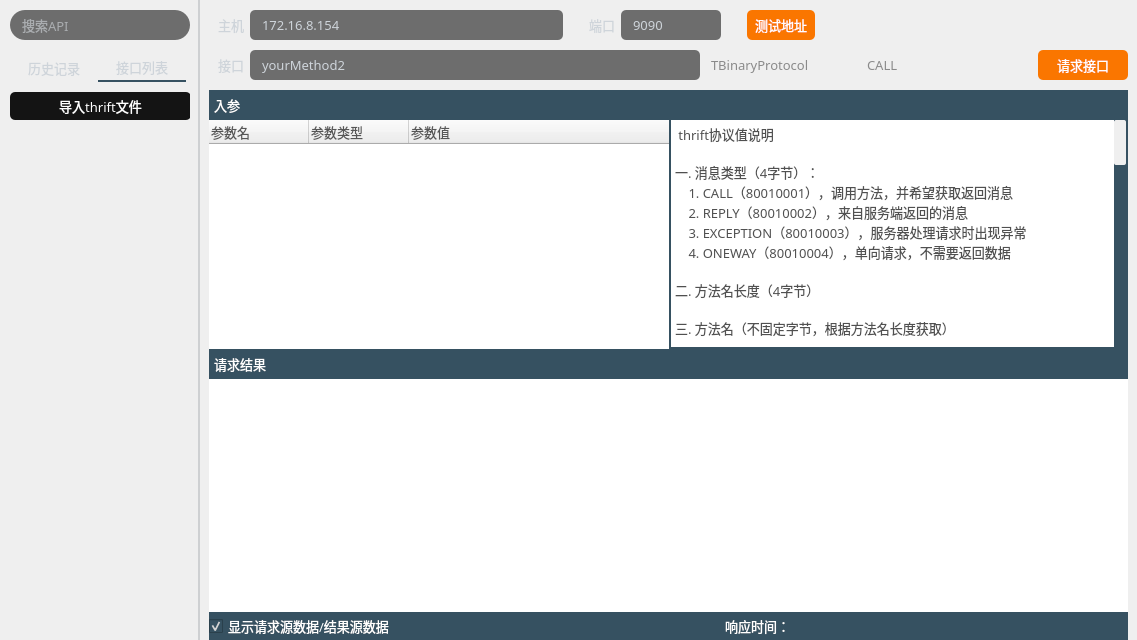
The window that thriftwidget.ui (HuaGouFdog/Fdog-Kit) describes before a commit, drawn with Qt 5.
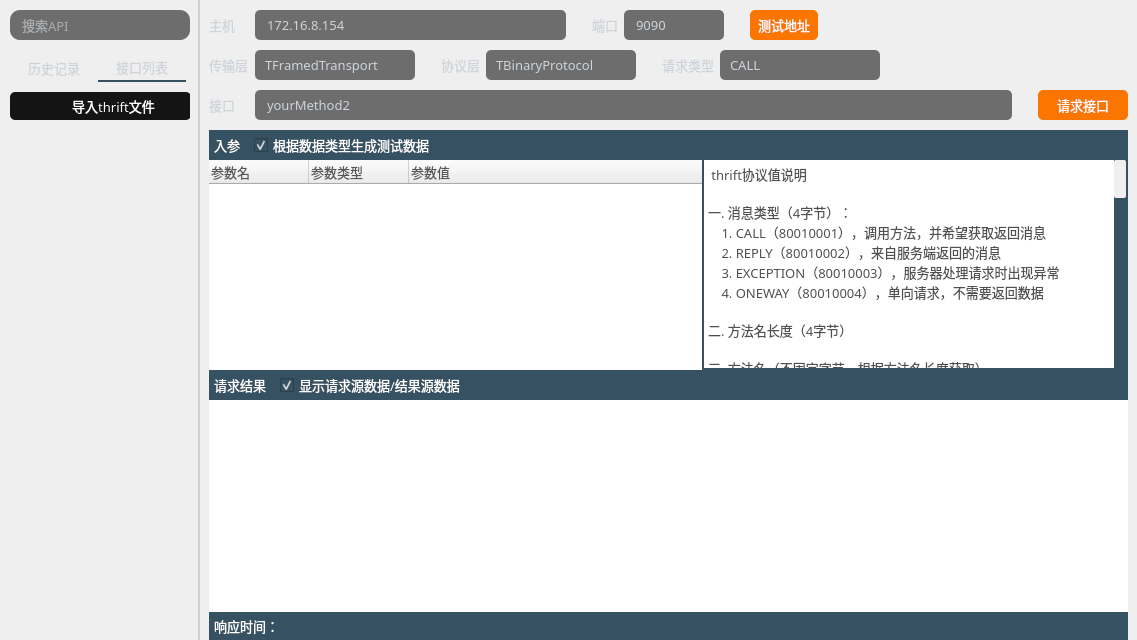
The same window after the commit. Icons and pictures are not drawn.

Commit message: 优化thrift测试工具页面

What changed in the file:
```diff
--- a/thriftwidget.ui
+++ b/thriftwidget.ui
@@ -171,7 +171,7 @@
 border-radius: 14px;
 background-color: rgb(25, 25, 25, 155);
 border: 0px solid rgba(255, 255, 255, 0);
-border-radius: 15px;
+border-radius: 10px;
 padding-left:10px;
 padding-right:10px;
 }</string>
@@ -312,7 +312,7 @@
           <property name="styleSheet">
            <string notr="true">QToolButton {
 	color: rgb(255, 255, 255);
-	
+	padding-left:26px;
 	
 	background-color: rgb(20, 20, 20);
 	border-radius: 5px;
@@ -330,6 +330,19 @@
           <property name="text">
            <string>导入thrift文件</string>
           </property>
+          <property name="icon">
+           <iconset resource="lib.qrc">
+            <normaloff>:/lib/inport.png</normaloff>:/lib/inport.png</iconset>
+          </property>
+          <property name="iconSize">
+           <size>
+            <width>14</width>
+            <height>14</height>
+           </size>
+          </property>
+          <property name="toolButtonStyle">
+           <enum>Qt::ToolButtonTextBesideIcon</enum>
+          </property>
          </widget>
         </widget>
        </widget>
@@ -449,7 +462,7 @@
         </property>
         <layout class="QHBoxLayout" name="horizontalLayout_2">
          <property name="leftMargin">
-          <number>9</number>
+          <number>0</number>
          </property>
          <property name="topMargin">
           <number>3</number>
@@ -462,6 +475,12 @@
          </property>
          <item>
           <widget class="QLabel" name="label_2">
+           <property name="minimumSize">
+            <size>
+             <width>40</width>
+             <height>0</height>
+            </size>
+           </property>
            <property name="maximumSize">
             <size>
              <width>40</width>
@@ -672,6 +691,275 @@
         </layout>
        </widget>
       </item>
+      <item>
+       <widget class="QWidget" name="horizontalWidget_2" native="true">
+        <property name="maximumSize">
+         <size>
+          <width>16777215</width>
+          <height>33</height>
+         </size>
+        </property>
+        <property name="styleSheet">
+         <string notr="true">QComboBox{
+	color:#ffffff;
+	border:0px solid #8a8a8a;
+	color: rgb(138, 138, 138);
+	border-radius:5px;
+	background-color: rgb(25, 25, 25, 155);
+	padding-left:10px;
+}
+
+QComboBox QAbstractItemView::item
+{
+height:28px;
+}
+QComboBox:disabled{
+	border:1px solid gray;
+	color:gray;
+}
+
+QComboBox::drop-down{
+	background:transparent;
+}
+QComboBox::down-arrow{
+	image: url(:/lib/tree_open.png);
+    width:20px;
+	height:20px;
+}
+
+
+QComboBox::down-arrow:enabled{
+	color:#52DCFE;
+}
+QComboBox QAbstractItemView{
+	outline:0px solid gray;
+	border:1px solid #1e2d36;
+	color:#ffffff;
+	background-color:#1e2d36;
+	selection-background-color:#52DCFE;
+}
+
+</string>
+        </property>
+        <layout class="QHBoxLayout" name="horizontalLayout_9">
+         <property name="leftMargin">
+          <number>0</number>
+         </property>
+         <property name="topMargin">
+          <number>0</number>
+         </property>
+         <property name="rightMargin">
+          <number>0</number>
+         </property>
+         <property name="bottomMargin">
+          <number>0</number>
+         </property>
+         <item>
+          <widget class="QLabel" name="label_5">
+           <property name="minimumSize">
+            <size>
+             <width>40</width>
+             <height>0</height>
+            </size>
+           </property>
+           <property name="maximumSize">
+            <size>
+             <width>40</width>
+             <height>16777215</height>
+            </size>
+           </property>
+           <property name="font">
+            <font>
+             <family>OPPOSans B</family>
+             <pointsize>10</pointsize>
+             <stylestrategy>PreferAntialias</stylestrategy>
+            </font>
+           </property>
+           <property name="styleSheet">
+            <string notr="true">color:#ced4da;</string>
+           </property>
+           <property name="text">
+            <string>传输层</string>
+           </property>
+          </widget>
+         </item>
+         <item>
+          <widget class="QComboBox" name="comboBox_transport">
+           <property name="minimumSize">
+            <size>
+             <width>160</width>
+             <height>30</height>
+            </size>
+           </property>
+           <property name="font">
+            <font>
+             <family>OPPOSans B</family>
+             <pointsize>10</pointsize>
+             <stylestrategy>PreferAntialias</stylestrategy>
+            </font>
+           </property>
+           <property name="styleSheet">
+            <string notr="true">color:#ced4da;</string>
+           </property>
+           <item>
+            <property name="text">
+             <string>TFramedTransport</string>
+            </property>
+           </item>
+          </widget>
+         </item>
+         <item>
+          <spacer name="horizontalSpacer_10">
+           <property name="orientation">
+            <enum>Qt::Horizontal</enum>
+           </property>
+           <property name="sizeType">
+            <enum>QSizePolicy::Fixed</enum>
+           </property>
+           <property name="sizeHint" stdset="0">
+            <size>
+             <width>20</width>
+             <height>20</height>
+            </size>
+           </property>
+          </spacer>
+         </item>
+         <item>
+          <widget class="QLabel" name="label_8">
+           <property name="maximumSize">
+            <size>
+             <width>40</width>
+             <height>16777215</height>
+            </size>
+           </property>
+           <property name="font">
+            <font>
+             <family>OPPOSans B</family>
+             <pointsize>10</pointsize>
+             <stylestrategy>PreferAntialias</stylestrategy>
+            </font>
+           </property>
+           <property name="styleSheet">
+            <string notr="true">color:#ced4da;</string>
+           </property>
+           <property name="text">
+            <string>协议层</string>
+           </property>
+          </widget>
+         </item>
+         <item>
+          <widget class="QComboBox" name="comboBox_protocol">
+           <property name="minimumSize">
+            <size>
+             <width>150</width>
+             <height>30</height>
+            </size>
+           </property>
+           <property name="font">
+            <font>
+             <family>OPPOSans B</family>
+             <pointsize>10</pointsize>
+             <stylestrategy>PreferAntialias</stylestrategy>
+            </font>
+           </property>
+           <property name="styleSheet">
+            <string notr="true">color:#ced4da;</string>
+           </property>
+           <item>
+            <property name="text">
+             <string>TBinaryProtocol</string>
+            </property>
+           </item>
+          </widget>
+         </item>
+         <item>
+          <spacer name="horizontalSpacer_11">
+           <property name="orientation">
+            <enum>Qt::Horizontal</enum>
+           </property>
+           <property name="sizeType">
+            <enum>QSizePolicy::Fixed</enum>
+           </property>
+           <property name="sizeHint" stdset="0">
+            <size>
+             <width>20</width>
+             <height>20</height>
+            </size>
+           </property>
+          </spacer>
+         </item>
+         <item>
+          <widget class="QLabel" name="label_9">
+           <property name="maximumSize">
+            <size>
+             <width>555555</width>
+             <height>16777215</height>
+            </size>
+           </property>
+           <property name="font">
+            <font>
+             <family>OPPOSans B</family>
+             <pointsize>10</pointsize>
+             <stylestrategy>PreferAntialias</stylestrategy>
+            </font>
+           </property>
+           <property name="styleSheet">
+            <string notr="true">color:#ced4da;</string>
+           </property>
+           <property name="text">
+            <string>请求类型</string>
+           </property>
+          </widget>
+         </item>
+         <item>
+          <widget class="QComboBox" name="comboBox_reqType">
+           <property name="minimumSize">
+            <size>
+             <width>160</width>
+             <height>30</height>
+            </size>
+           </property>
+           <property name="font">
+            <font>
+             <family>OPPOSans B</family>
+             <pointsize>10</pointsize>
+             <stylestrategy>PreferAntialias</stylestrategy>
+            </font>
+           </property>
+           <property name="styleSheet">
+            <string notr="true">color:#ced4da;</string>
+           </property>
+           <item>
+            <property name="text">
+             <string>CALL</string>
+            </property>
+           </item>
+           <item>
+            <property name="text">
+             <string>ONEWAY</string>
+            </property>
+           </item>
+          </widget>
+         </item>
+         <item>
+          <spacer name="horizontalSpacer_9">
+           <property name="orientation">
+            <enum>Qt::Horizontal</enum>
+           </property>
+           <property name="sizeType">
+            <enum>QSizePolicy::Expanding</enum>
+           </property>
+           <property name="sizeHint" stdset="0">
+            <size>
+             <width>20</width>
+             <height>20</height>
+            </size>
+           </property>
+          </spacer>
+         </item>
+        </layout>
+       </widget>
+      </item>
       <item>
        <widget class="QWidget" name="horizontalWidget" native="true">
         <property name="maximumSize">
@@ -684,6 +972,9 @@
          <string notr="true">color:#ced4da;</string>
         </property>
         <layout class="QHBoxLayout" name="horizontalLayout">
+         <property name="leftMargin">
+          <number>0</number>
+         </property>
          <property name="topMargin">
           <number>0</number>
          </property>
@@ -695,6 +986,12 @@
          </property>
          <item>
           <widget class="QLabel" name="label_3">
+           <property name="minimumSize">
+            <size>
+             <width>40</width>
+             <height>0</height>
+            </size>
+           </property>
            <property name="maximumSize">
             <size>
              <width>40</width>
@@ -747,137 +1044,6 @@
            </property>
           </widget>
          </item>
-         <item>
-          <widget class="QComboBox" name="comboBox">
-           <property name="minimumSize">
-            <size>
-             <width>150</width>
-             <height>30</height>
-            </size>
-           </property>
-           <property name="font">
-            <font>
-             <family>OPPOSans B</family>
-             <pointsize>10</pointsize>
-             <stylestrategy>PreferAntialias</stylestrategy>
-            </font>
-           </property>
-           <property name="styleSheet">
-            <string notr="true">QComboBox{
-	color:#ffffff;
-	border:0px solid #8a8a8a;
-	color: rgb(138, 138, 138);
-	border-radius:5px;
-	background:transparent;
-}
-
-QComboBox QAbstractItemView::item
-{
-height:28px;
-}
-QComboBox:disabled{
-	border:1px solid gray;
-	color:gray;
-}
-
-QComboBox::drop-down{
-	background:transparent;
-}
-QComboBox::down-arrow{
-	border-image: url(:/lib/up.png);
-    width:20px;
-	height:20px;
-}
-
-
-QComboBox::down-arrow:enabled{
-	color:#52DCFE;
-}
-QComboBox QAbstractItemView{
-	outline:0px solid gray;
-	border:1px solid #1e2d36;
-	color:#ffffff;
-	background-color:#1e2d36;
-	selection-background-color:#52DCFE;
-}
-
-</string>
-           </property>
-           <item>
-            <property name="text">
-             <string>TBinaryProtocol</string>
-            </property>
-           </item>
-          </widget>
-         </item>
-         <item>
-          <widget class="QComboBox" name="comboBox_reqType">
-           <property name="minimumSize">
-            <size>
-             <width>150</width>
-             <height>30</height>
-            </size>
-           </property>
-           <property name="font">
-            <font>
-             <family>OPPOSans B</family>
-             <pointsize>10</pointsize>
-             <stylestrategy>PreferAntialias</stylestrategy>
-            </font>
-           </property>
-           <property name="styleSheet">
-            <string notr="true">QComboBox{
-	color:#ffffff;
-	border:0px solid #8a8a8a;
-	color: rgb(138, 138, 138);
-	border-radius:5px;
-	background:transparent;
-}
-
-QComboBox QAbstractItemView::item
-{
-height:28px;
-}
-QComboBox:disabled{
-	border:1px solid gray;
-	color:gray;
-}
-
-QComboBox::drop-down{
-	background:transparent;
-}
-QComboBox::down-arrow{
-	border-image: url(:/lib/up.png);
-    width:20px;
-	height:20px;
-}
-
-
-QComboBox::down-arrow:enabled{
-	color:#52DCFE;
-}
-QComboBox QAbstractItemView{
-	outline:0px solid gray;
-	border:1px solid #1e2d36;
-	color:#ffffff;
-	background-color:#1e2d36;
-	selection-background-color:#52DCFE;
-}
-
-</string>
-           </property>
-           <item>
-            <property name="text">
-             <string>CALL</string>
-            </property>
-           </item>
-           <item>
-            <property name="text">
-             <string>ONEWAY</string>
-            </property>
-           </item>
-          </widget>
-         </item>
          <item>
           <spacer name="horizontalSpacer_8">
            <property name="orientation">
@@ -943,6 +1109,59 @@
          <number>0</number>
         </property>
         <widget class="QWidget" name="widget_4" native="true">
+         <property name="styleSheet">
+          <string notr="true">QComboBox{
+	font: 10pt &quot;OPPOSans B&quot;;
+	color:#ffffff;
+	border:0px solid #8a8a8a;
+	color: rgb(138, 138, 138);
+	border-radius:5px;
+	background:transparent;
+}
+
+QComboBox QAbstractItemView{
+	font: 10pt &quot;OPPOSans B&quot;;
+	color:#ffffff;
+	border:0px solid #8a8a8a;
+	color: rgb(138, 138, 138);
+	border-radius:0px;
+	background:transparent;
+}
+
+QComboBox QAbstractItemView::item
+{
+height:28px;
+}
+QComboBox:disabled{
+	border:1px solid gray;
+	color:gray;
+}
+
+QComboBox::drop-down{
+	background:transparent;
+}
+QComboBox::down-arrow{
+	
+	
+	image: url(:/lib/tree_open.png);
+    width:20px;
+	height:20px;
+}
+
+
+QComboBox::down-arrow:enabled{
+	color:#52DCFE;
+}
+QComboBox QAbstractItemView{
+	outline:0px solid gray;
+	border:1px solid #1e2d36;
+	color:#ffffff;
+	background-color:#1e2d36;
+	selection-background-color:#52DCFE;
+}
+
+</string>
+         </property>
          <layout class="QHBoxLayout" name="horizontalLayout_3">
           <property name="spacing">
            <number>0</number>
@@ -969,20 +1188,7 @@
             </property>
             <widget class="QWidget" name="widget" native="true">
              <property name="styleSheet">
-              <string notr="true">QComboBox{
-font: 10pt &quot;OPPOSans B&quot;;
-}
-
-QComboBox QAbstractItemView{
-font: 10pt &quot;OPPOSans B&quot;;
-}
-
-QComboBox QAbstractItemView::item{
-
-height:40px; 
-width:50px;
-
-}</string>
+              <string notr="true"/>
              </property>
              <layout class="QVBoxLayout" name="verticalLayout_2">
               <property name="spacing">
@@ -1059,6 +1265,32 @@
                    </property>
                   </widget>
                  </item>
+                 <item>
+                  <widget class="QCheckBox" name="checkBox_3">
+                   <property name="maximumSize">
+                    <size>
+                     <width>16777215</width>
+                     <height>20</height>
+                    </size>
+                   </property>
+                   <property name="font">
+                    <font>
+                     <family>OPPOSans B</family>
+                     <pointsize>10</pointsize>
+                     <stylestrategy>PreferAntialias</stylestrategy>
+                    </font>
+                   </property>
+                   <property name="styleSheet">
+                    <string notr="true">color: rgb(255, 255, 255);</string>
+                   </property>
+                   <property name="text">
+                    <string>根据数据类型生成测试数据</string>
+                   </property>
+                   <property name="checked">
+                    <bool>true</bool>
+                   </property>
+                  </widget>
+                 </item>
                  <item>
                   <spacer name="horizontalSpacer">
                    <property name="orientation">
@@ -1158,7 +1390,6 @@
 
 QTreeWidget {
 	border:2px solid rgb(54, 81, 97);
-	
 	color: rgb(0, 0, 0);
 }
 
@@ -1169,8 +1400,8 @@
 QTreeWidget::item {
 	height: 28px;
 	color: rgb(255, 255, 255);
-	border: 1px;
 	outline: 0px;
+	border-bottom: 1px solid rgba(207, 207, 207,50);
 }
 
 QTreeWidget::item:hover {
@@ -1180,19 +1411,16 @@
 	background-color: rgba(209, 209, 209, 20);
 }
 QTreeWidget::item:selected{
-    border: 0px;
 	outline: 0px;
     color: #45B2FF;
 	background-color: rgba(209, 209, 209, 20);
 }
 QTreeWidget::item:selected:active{
-    border: 0px;
 	outline: 0px;
     color: #45B2FF;
 }
  
 QTreeWidget::item:selected:!active {
-    border: 0px;
 	outline: 0px;
     color: #45B2FF;
 }
@@ -1594,6 +1822,32 @@
                   </property>
                  </widget>
                 </item>
+                <item>
+                 <widget class="QCheckBox" name="checkBox_2">
+                  <property name="maximumSize">
+                   <size>
+                    <width>16777215</width>
+                    <height>20</height>
+                   </size>
+                  </property>
+                  <property name="font">
+                   <font>
+                    <family>OPPOSans B</family>
+                    <pointsize>10</pointsize>
+                    <stylestrategy>PreferAntialias</stylestrategy>
+                   </font>
+                  </property>
+                  <property name="styleSheet">
+                   <string notr="true">color: rgb(255, 255, 255);</string>
+                  </property>
+                  <property name="text">
+                   <string>显示请求源数据/结果源数据</string>
+                  </property>
+                  <property name="checked">
+                   <bool>true</bool>
+                  </property>
+                 </widget>
+                </item>
                 <item>
                  <spacer name="horizontalSpacer_5">
                   <property name="orientation">
@@ -1671,48 +1925,6 @@
                 <property name="bottomMargin">
                  <number>0</number>
                 </property>
-                <item>
-                 <widget class="QCheckBox" name="checkBox_2">
-                  <property name="maximumSize">
-                   <size>
-                    <width>16777215</width>
-                    <height>20</height>
-                   </size>
-                  </property>
-                  <property name="font">
-                   <font>
-                    <family>OPPOSans B</family>
-                    <pointsize>10</pointsize>
-                    <stylestrategy>PreferAntialias</stylestrategy>
-                   </font>
-                  </property>
-                  <property name="styleSheet">
-                   <string notr="true">color: rgb(255, 255, 255);</string>
-                  </property>
-                  <property name="text">
-                   <string>显示请求源数据/结果源数据</string>
-                  </property>
-                  <property name="checked">
-                   <bool>true</bool>
-                  </property>
-                 </widget>
-                </item>
-                <item>
-                 <spacer name="horizontalSpacer_7">
-                  <property name="orientation">
-                   <enum>Qt::Horizontal</enum>
-                  </property>
-                  <property name="sizeType">
-                   <enum>QSizePolicy::Expanding</enum>
-                  </property>
-                  <property name="sizeHint" stdset="0">
-                   <size>
-                    <width>300</width>
-                    <height>20</height>
-                   </size>
-                  </property>
-                 </spacer>
-                </item>
                 <item>
                  <widget class="QLabel" name="label_time">
                   <property name="minimumSize">
```
Left out of the diff: 4 changed lines with no effect on the pictures. The commit also changes 12 other files.
